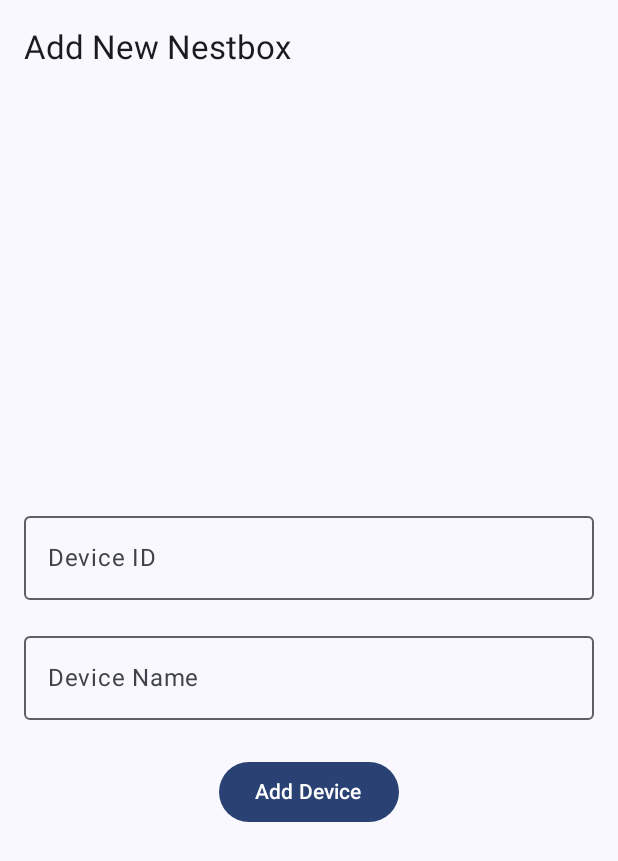
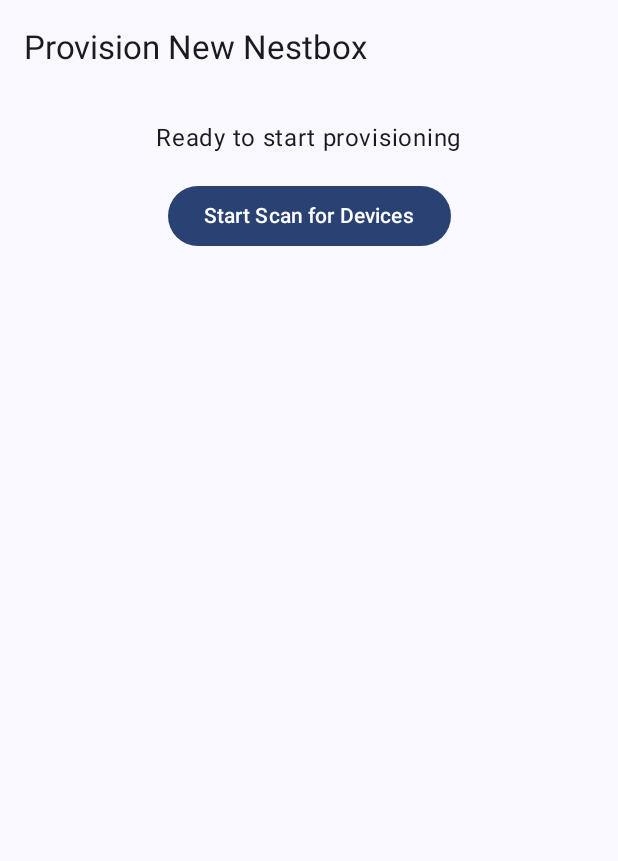
Before and after one commit to lablabla/FeatherShield, an Android app built with Jetpack Compose: the composable AppNavGraph shown on its own in the app's theme, after a tap on "Add a new device", on a phone screen of 412 x 824 dp. Shown: the top 861 px of the screen. Run offline under Robolectric (Android 15) with nearby library versions, the phone set to English and light mode, and no system bars; our stand-ins replace Dagger/Hilt's generated code, Firebase (no records; nobody signed in at launch, a user with empty details on screens opened directly).

Commit message:
Started implementing WIFI provisioning in Android App

```diff
--- a/mobile/Android/app/build.gradle.kts
+++ b/mobile/Android/app/build.gradle.kts
@@ -83,6 +83,7 @@ dependencies {
     implementation("androidx.lifecycle:lifecycle-viewmodel-compose:2.6.2")
 
     implementation(libs.androidx.media3.exoplayer.rtsp)
+    implementation(libs.accompanist.permissions)
 
     implementation(libs.coil.compose)
     implementation(libs.coil.network.okhttp)
--- a/mobile/Android/app/src/main/AndroidManifest.xml
+++ b/mobile/Android/app/src/main/AndroidManifest.xml
@@ -3,6 +3,11 @@
     xmlns:tools="http://schemas.android.com/tools">
     <uses-permission android:name="android.permission.INTERNET"/>
     <uses-permission android:name="android.permission.POST_NOTIFICATIONS"/>
+    <uses-permission android:name="android.permission.BLUETOOTH_CONNECT"/>
+    <uses-permission android:name="android.permission.BLUETOOTH_SCAN"/>
+    <uses-permission android:name="android.permission.ACCESS_COARSE_LOCATION"/>
+    <uses-permission android:name="android.permission.ACCESS_FINE_LOCATION"/>
+
     <application
         android:name=".FeatherShieldApp"
         android:allowBackup="true"
--- /dev/null
+++ b/mobile/Android/app/src/main/java/com/lablabla/feathershield/data/model/WifiCredentials.kt
@@ -0,0 +1,6 @@
+package com.lablabla.feathershield.data.model
+
+data class WifiCredentials (
+    val password: String = "",
+    val ssid: String = ""
+)
--- a/mobile/Android/app/src/main/java/com/lablabla/feathershield/ui/navigation/AppNavGraph.kt
+++ b/mobile/Android/app/src/main/java/com/lablabla/feathershield/ui/navigation/AppNavGraph.kt
@@ -11,10 +11,11 @@ import com.lablabla.feathershield.ui.auth.AuthViewModel
 import com.lablabla.feathershield.ui.auth.LoginScreen
 import com.lablabla.feathershield.ui.dashboard.DashboardScreen
 import com.lablabla.feathershield.ui.dashboard.DashboardViewModel
-import com.lablabla.feathershield.ui.device.AddDeviceScreen
-import com.lablabla.feathershield.ui.device.AddDeviceViewModel
 import com.lablabla.feathershield.ui.device.DeviceScreen
 import com.lablabla.feathershield.ui.device.DeviceViewModel
+import com.lablabla.feathershield.ui.provisioning.ProvisioningScreen
+import com.lablabla.feathershield.ui.provisioning.ProvisioningViewModel
+import com.lablabla.feathershield.ui.provisioning.WifiCredentialsScreen
 
 @Composable
 fun AppNavGraph(navController: NavHostController) {
@@ -33,8 +34,13 @@ fun AppNavGraph(navController: NavHostController) {
             DashboardScreen(navController = navController, viewModel = viewModel)
         }
         composable("add_device") {
-            val viewModel = hiltViewModel<AddDeviceViewModel>()
-            AddDeviceScreen(navController = navController, viewModel = viewModel)
+            val viewModel = hiltViewModel<ProvisioningViewModel>()
+            ProvisioningScreen(navController = navController, viewModel = viewModel)
+        }
+        composable("wifi_credentials/{deviceId}") { backStackEntry ->
+            backStackEntry.arguments?.getString("deviceId")?.let { deviceId ->
+                WifiCredentialsScreen(navController = navController, deviceId = deviceId)
+            }
         }
         composable(
             route = "livefeed/{deviceId}",
--- /dev/null
+++ b/mobile/Android/app/src/main/java/com/lablabla/feathershield/ui/provisioning/ProvisioningScreen.kt
@@ -0,0 +1,130 @@
+package com.lablabla.feathershield.ui.provisioning
+
+import android.Manifest
+import android.annotation.SuppressLint
+import android.os.Build
+import android.widget.Toast
+import androidx.compose.foundation.clickable
+import androidx.compose.foundation.layout.Column
+import androidx.compose.foundation.layout.Spacer
+import androidx.compose.foundation.layout.fillMaxSize
+import androidx.compose.foundation.layout.fillMaxWidth
+import androidx.compose.foundation.layout.height
+import androidx.compose.foundation.layout.padding
+import androidx.compose.foundation.lazy.LazyColumn
+import androidx.compose.foundation.lazy.items
+import androidx.compose.material3.Button
+import androidx.compose.material3.CircularProgressIndicator
+import androidx.compose.material3.ExperimentalMaterial3Api
+import androidx.compose.material3.Scaffold
+import androidx.compose.material3.Text
+import androidx.compose.material3.TopAppBar
+import androidx.compose.runtime.Composable
+import androidx.compose.runtime.LaunchedEffect
+import androidx.compose.runtime.collectAsState
+import androidx.compose.runtime.getValue
+import androidx.compose.ui.Alignment
+import androidx.compose.ui.Modifier
+import androidx.compose.ui.platform.LocalContext
+import androidx.compose.ui.unit.dp
+import androidx.hilt.navigation.compose.hiltViewModel
+import androidx.navigation.NavController
+import com.google.accompanist.permissions.ExperimentalPermissionsApi
+import com.google.accompanist.permissions.rememberMultiplePermissionsState
+
+@SuppressLint("MissingPermission")
+@OptIn(ExperimentalPermissionsApi::class, ExperimentalMaterial3Api::class)
+@Composable
+fun ProvisioningScreen(
+    navController: NavController,
+    viewModel: ProvisioningViewModel = hiltViewModel()
+) {
+    val context = LocalContext.current
+    val provisioningState by viewModel.provisioningState.collectAsState()
+
+    // Request for BLE and location permissions
+    val permissionsState = rememberMultiplePermissionsState(
+        permissions = if (Build.VERSION.SDK_INT >= Build.VERSION_CODES.S) {
+            listOf(
+                Manifest.permission.BLUETOOTH_CONNECT,
+                Manifest.permission.BLUETOOTH_SCAN,
+                Manifest.permission.ACCESS_FINE_LOCATION
+            )
+        } else {
+            listOf(Manifest.permission.ACCESS_FINE_LOCATION)
+        }
+    )
+
+    LaunchedEffect(permissionsState.allPermissionsGranted) {
+        if (!permissionsState.allPermissionsGranted) {
+            permissionsState.launchMultiplePermissionRequest()
+        }
+    }
+
+    LaunchedEffect(provisioningState) {
+        when (provisioningState) {
+            is ProvisioningState.ProvisioningSuccess -> {
+                Toast.makeText(context, "Device provisioned successfully!", Toast.LENGTH_SHORT).show()
+                navController.popBackStack()
+            }
+            is ProvisioningState.Error -> {
+                val errorMessage = (provisioningState as ProvisioningState.Error).message
+                Toast.makeText(context, errorMessage, Toast.LENGTH_LONG).show()
+                viewModel.resetState()
+            }
+            else -> {}
+        }
+    }
+
+    Scaffold(
+        topBar = {
+            TopAppBar(
+                title = { Text("Provision New Nestbox") }
+            )
+        }
+    ) { paddingValues ->
+        Column(
+            modifier = Modifier
+                .fillMaxSize()
+                .padding(paddingValues)
+                .padding(16.dp),
+            horizontalAlignment = Alignment.CenterHorizontally
+        ) {
+            when (val state = provisioningState) {
+                is ProvisioningState.Idle -> {
+                    Text("Ready to start provisioning")
+                    Spacer(modifier = Modifier.height(16.dp))
+                    Button(onClick = { viewModel.startScan() }) {
+                        Text("Start Scan for Devices")
+                    }
+                }
+                is ProvisioningState.Scanning -> {
+                    Text("Scanning for devices...")
+                    Spacer(modifier = Modifier.height(16.dp))
+                    CircularProgressIndicator()
+                }
+                is ProvisioningState.DevicesFound -> {
+                    LazyColumn {
+                        items(state.devices) { device ->
+                            Text(
+                                text = device.name ?: "Unknown Device",
+                                modifier = Modifier
+                                    .fillMaxWidth()
+                                    .clickable { viewModel.connectDevice(device) }
+                                    .padding(8.dp)
+                            )
+                        }
+                    }
+                }
+                is ProvisioningState.Connecting -> {
+                    Text("Connecting to device: ${state.device.name ?: "Unknown Device"}")
+                    Spacer(modifier = Modifier.height(16.dp))
+                    CircularProgressIndicator()
+                }
+                else -> {
+                    // Handle other states
+                }
+            }
+        }
+    }
+}
--- a/mobile/Android/gradle/libs.versions.toml
+++ b/mobile/Android/gradle/libs.versions.toml
@@ -1,4 +1,5 @@
 [versions]
+accompanistPermissions = "0.37.3"
 agp = "8.12.0"
 coilNetworkOkhttp = "3.0.4"
 firebaseBom = "34.1.0"
@@ -15,6 +16,7 @@ firebaseAuthKtx = "24.0.1"
 media3ExoplayerRtsp = "1.8.0"
 
 [libraries]
+accompanist-permissions = { module = "com.google.accompanist:accompanist-permissions", version.ref = "accompanistPermissions" }
 androidx-core-ktx = { group = "androidx.core", name = "core-ktx", version.ref = "coreKtx" }
 androidx-media3-exoplayer-rtsp = { module = "androidx.media3:media3-exoplayer-rtsp", version.ref = "media3ExoplayerRtsp" }
 coil-compose = { module = "io.coil-kt.coil3:coil-compose", version.ref = "coilNetworkOkhttp" }
```
Also changed, not shown: mobile/Android/app/src/main/java/com/lablabla/feathershield/data/repository/BleProvisioningRepository.kt (added, +110 -0 lines), mobile/Android/app/src/main/java/com/lablabla/feathershield/di/AppModules.kt (+11 -0 lines), mobile/Android/app/src/main/java/com/lablabla/feathershield/ui/provisioning/ProvisioningViewModel.kt (added, +60 -0 lines), mobile/Android/app/src/main/java/com/lablabla/feathershield/ui/provisioning/WifiCredentialsScreen.kt (added, +67 -0 lines).
